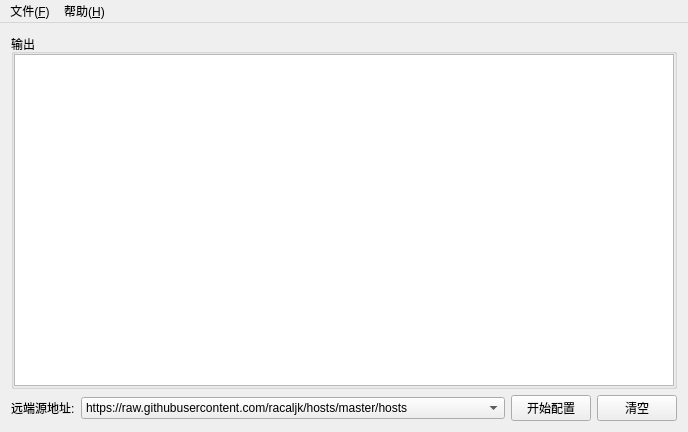
Before: the Qt Designer form hoststool.ui in NineSong/QtHostsTool, drawn with Qt 5.
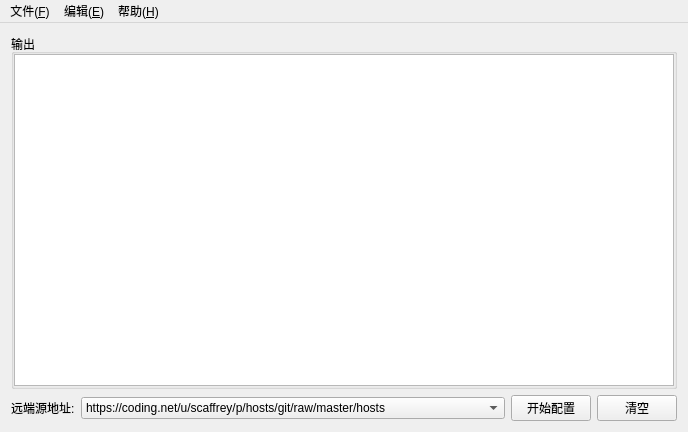
After: the same form once the commit is applied.

Commit message: Add hosts backup menu item

```diff
--- a/hoststool.ui
+++ b/hoststool.ui
@@ -78,6 +78,11 @@
           <property name="styleSheet">
            <string notr="true">font: 75 9pt &quot;微软雅黑&quot;;</string>
           </property>
+          <item>
+           <property name="text">
+            <string>https://coding.net/u/scaffrey/p/hosts/git/raw/master/hosts</string>
+           </property>
+          </item>
           <item>
            <property name="text">
             <string extracomment="默认源">https://raw.githubusercontent.com/racaljk/hosts/master/hosts</string>
@@ -134,7 +139,14 @@
     </property>
     <addaction name="action_exit"/>
    </widget>
+   <widget class="QMenu" name="menu_E">
+    <property name="title">
+     <string>编辑(&amp;E)</string>
+    </property>
+    <addaction name="action_clear"/>
+   </widget>
    <addaction name="menu_F"/>
+   <addaction name="menu_E"/>
    <addaction name="menu_H"/>
   </widget>
   <action name="action_hosts">
```
Left out of the diff: 44 changed lines with no effect on the pictures.
